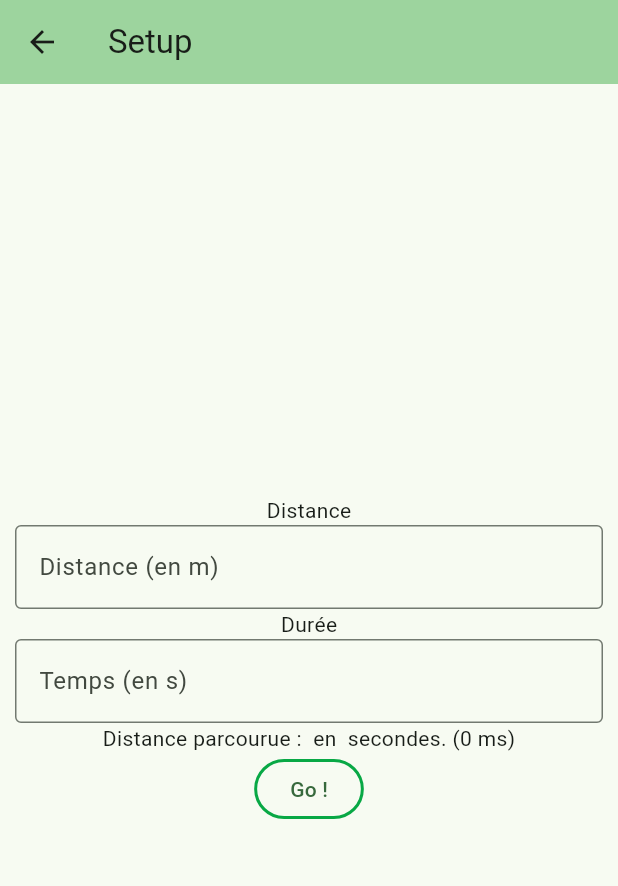
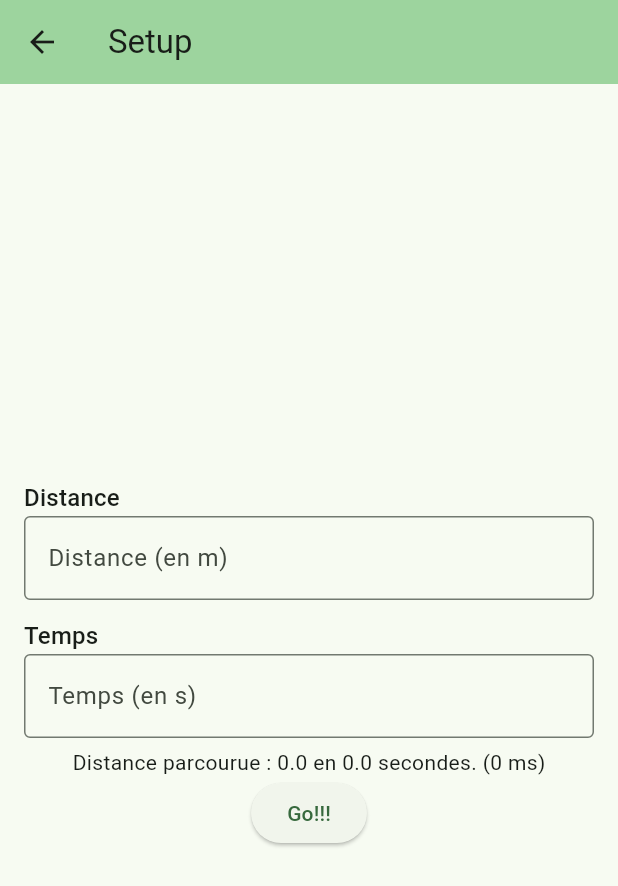
Before and after one commit to OtarieElephant/ledpacer, a Flutter app: the SetupPage screen opened directly, on a phone screen of 412 x 824 dp. Shown: the top 886 px of the screen. Run offline on Flutter 3.47's test engine with Material 2 defaults, Android fonts, the phone set to English and light mode, and no system bars.

Commit message:
Refacto text form fields

```diff
--- a/lib/Setup/setup.dart
+++ b/lib/Setup/setup.dart
@@ -1,4 +1,5 @@
 import 'package:flutter/material.dart';
+import 'package:flutter_application_1/Setup/setup_form.dart';
 
 class SetupPage extends StatefulWidget {
   const SetupPage({super.key});
@@ -8,15 +9,7 @@ class SetupPage extends StatefulWidget {
 }
 
 class _SetupPageState extends State<SetupPage> {
-  final distanceController = TextEditingController();
-  final durationController = TextEditingController();
 
-  double getSpeed(String distance, String time){
-    if (int.tryParse(distance) != null && int.tryParse(time) != null ){
-      return (int.parse(distance)/int.parse(time))*1000;
-    }
-    return 0;
-  }
 
   @override
   Widget build(BuildContext context) {
@@ -25,44 +18,12 @@ class _SetupPageState extends State<SetupPage> {
         backgroundColor: Theme.of(context).colorScheme.inversePrimary,
         title: const Text('Setup'),
       ),
-      body: Center(
-        child: Padding(padding: const EdgeInsets.all(10),
+      body: const Center(
+        child: Padding(padding: EdgeInsets.all(10),
           child: Column(
             mainAxisAlignment: MainAxisAlignment.center,
             children: <Widget>[
-              Text('Distance'),
-              TextField(
-                keyboardType: TextInputType.number,
-                controller: distanceController,
-                decoration: const InputDecoration(
-                  border: OutlineInputBorder(),
-                  hintText: 'Distance (en m)',
-                ),
-              ),
-              Text('Durée'),
-              TextField(
-                keyboardType: TextInputType.number,
-                controller: durationController,
-                decoration: const InputDecoration(
-                  border: OutlineInputBorder(),
-                  hintText: 'Temps (en s)',
-                ),
-              ),
-              Text(
-                'Distance parcourue : ${distanceController.text} '
-                'en ${durationController.text} secondes. '
-                '(${getSpeed(distanceController.text,durationController.text).toStringAsFixed(0)} ms)'
-              ),
-              OutlinedButton(
-                style: OutlinedButton.styleFrom(
-                  shape: const StadiumBorder(),
-                  side: const BorderSide(
-                    width: 2,
-                    color: Color.fromARGB(255, 8, 168, 69))
-                ),
-                onPressed: () { },
-                child: const Text('Go !'),
-              )
+              SetupForm()
             ],
           ),
         )
@@ -72,8 +33,6 @@ class _SetupPageState extends State<SetupPage> {
 
   @override
   void dispose() {
-    distanceController.dispose();
-    durationController.dispose();
     super.dispose();
   }
 }
--- /dev/null
+++ b/lib/Setup/setup_form.dart
@@ -0,0 +1,94 @@
+import 'package:flutter/material.dart';
+import '../components/app_text_form_field.dart';
+
+class SetupForm extends StatefulWidget {
+  const SetupForm({super.key});
+
+  @override
+  SetupFormState createState(){
+    return SetupFormState();
+  }
+}
+
+class SetupFormState extends State<SetupForm> {
+  final _formKey = GlobalKey<FormState>();
+  final distanceController = TextEditingController();
+  final durationController = TextEditingController();
+
+  double? distance = 0;
+  double? duration = 0;
+
+  @override
+  void initState() {
+    super.initState();
+
+    distanceController.addListener(() => setState(() {
+        distance = double.tryParse(distanceController.text) != null ? double.parse(distanceController.text) : 0.0 ;
+      })
+    );
+    durationController.addListener(() => setState(() {
+        duration = double.tryParse(durationController.text) != null ? double.parse(durationController.text) : 0.0 ;
+      })
+    );
+  }
+
+  @override
+  Widget build(BuildContext context){
+    return Form(
+      key: _formKey ,
+      child: Column(
+        children: <Widget>[
+          AppTextFormField(
+            title: 'Distance',
+            description: 'Distance (en m)',
+            controller: distanceController,
+            validationMessage: 'Entrer une distance valide.',
+            inputType: TextInputType.numberWithOptions(),
+          ),
+          AppTextFormField(
+            title: 'Temps',
+            description: 'Temps (en s)',
+            controller: durationController,
+            validationMessage: 'Entrer une durée valide.',
+            inputType: TextInputType.number,
+          ),
+          Text(
+            'Distance parcourue : $distance '
+            'en $duration secondes. '
+            '(${getSpeed(distance, duration).toStringAsFixed(0)} ms)'
+          ),
+          ElevatedButton(
+            onPressed: () {
+              if (_formKey.currentState!.validate()){
+                ScaffoldMessenger.of(context).showSnackBar(
+                  const SnackBar(content: Text('OKKKK LEZZZGO'))
+                );
+              }
+            },
+            child: const Text('Go!!!'))
+        ],
+      ),
+    );
+  }
+
+  @override
+  void dispose() {
+    distanceController.dispose();
+    durationController.dispose();
+    super.dispose();
+  }
+
+  String? _validateDuration(String? value){
+    if (value == null || value.isEmpty){
+      return 'Entrer une durée valide';
+    }
+    return null;
+  }
+
+  double getSpeed(double? distance, double? time){
+    if (distance != null && distance != 0 && time != null && time != 0){
+      return (distance/time)*1000;
+    }
+    return 0;
+  }
+}
--- /dev/null
+++ b/lib/components/app_text_form_field.dart
@@ -0,0 +1,50 @@
+import 'package:flutter/material.dart';
+
+class AppTextFormField extends StatefulWidget {
+  const AppTextFormField({super.key, required this.inputType, required this.controller, required this.title, this.description, this.validationMessage});
+   final String title;
+   final String? description;
+   final String? validationMessage;
+   final TextInputType inputType;
+   final TextEditingController controller;
+
+  @override
+  AppTextFormFieldState createState(){
+    return AppTextFormFieldState();
+  }
+}
+
+class AppTextFormFieldState extends State<AppTextFormField> {
+
+  @override
+  Widget build(BuildContext context){
+    return Padding(
+      padding: const EdgeInsets.all(6),
+      child: Column(
+        crossAxisAlignment: CrossAxisAlignment.start,
+        children: [
+          Text(
+            widget.title,
+            style: Theme.of(context).textTheme.titleMedium
+          ),
+          TextFormField(
+            keyboardType: widget.inputType,
+            controller: widget.controller,
+            validator: _validate,
+            decoration: InputDecoration(
+              border: const OutlineInputBorder(),
+              hintText: widget.description,
+            ),
+          )
+        ],
+      )
+    );
+  }
+
+  String? _validate(String? value){
+    if (value == null || value.isEmpty){
+      return widget.validationMessage;
+    }
+    return null;
+  }
+}
--- a/pubspec.yaml
+++ b/pubspec.yaml
@@ -35,6 +35,7 @@ dependencies:
   # The following adds the Cupertino Icons font to your application.
   # Use with the CupertinoIcons class for iOS style icons.
   cupertino_icons: ^1.0.2
+  flutter_colorpicker: ^1.0.3
 
 dev_dependencies:
   flutter_test:
```
Also changed, not shown: pubspec.lock.
